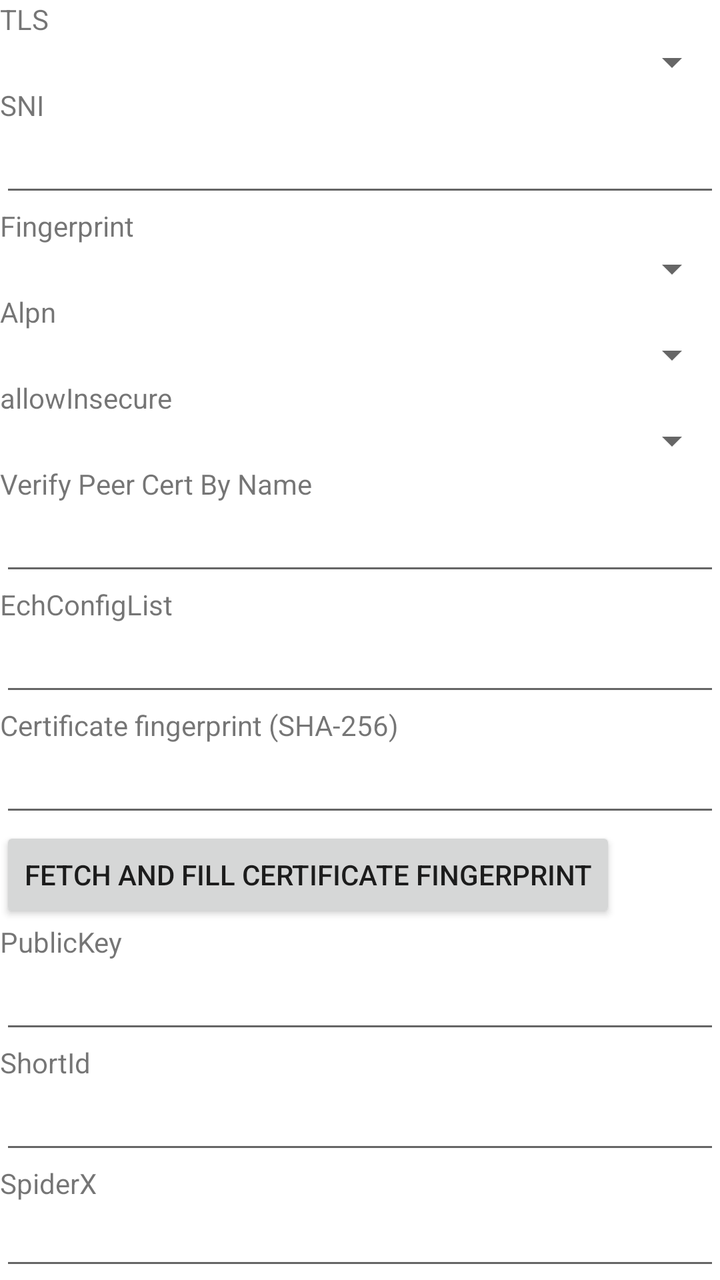
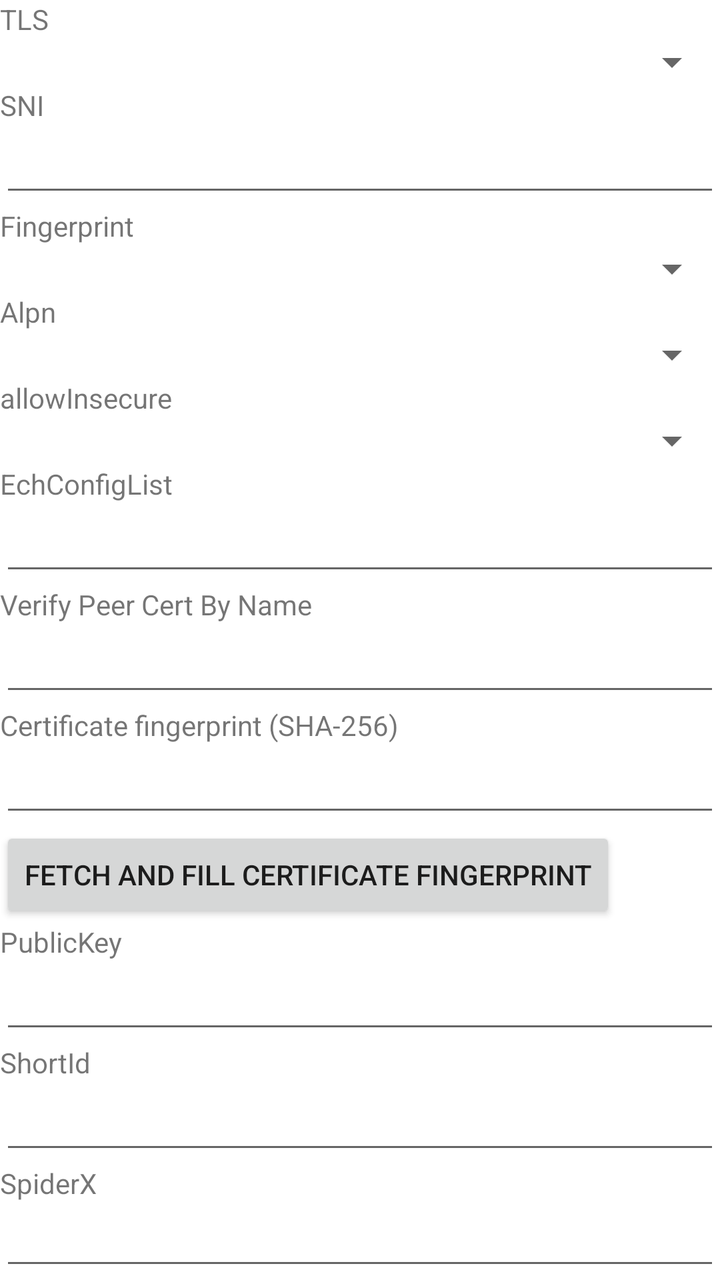

Screens rendered from an Android XML layout before and after an edit, with the pre-edit source and the edit as a unified diff.
<!-- AndroidManifest.xml: fallback theme Theme.MaterialComponents.DayNight.NoActionBar -->
<!-- res/layout/layout_tls.xml -->
<?xml version="1.0" encoding="utf-8"?>
<LinearLayout xmlns:android="http://schemas.android.com/apk/res/android"
    android:layout_width="match_parent"
    android:layout_height="wrap_content"
    android:layout_marginTop="@dimen/padding_spacing_dp16"
    android:orientation="vertical">

    <LinearLayout
        android:id="@+id/lay_stream_security"
        android:layout_width="match_parent"
        android:layout_height="wrap_content"
        android:layout_marginBottom="@dimen/padding_spacing_dp16"

        android:orientation="vertical">

        <TextView
            android:layout_width="wrap_content"
            android:layout_height="wrap_content"
            android:text="@string/server_lab_stream_security" />

        <Spinner
            android:id="@+id/sp_stream_security"
            android:layout_width="match_parent"
            android:layout_height="wrap_content"
            android:layout_marginTop="@dimen/padding_spacing_dp8"
            android:layout_marginBottom="@dimen/padding_spacing_dp8"
            android:entries="@array/streamsecurityxs"
            android:nextFocusDown="@+id/et_sni" />

    </LinearLayout>

    <LinearLayout
        android:id="@+id/lay_sni"
        android:layout_width="match_parent"
        android:layout_height="wrap_content"
        android:layout_marginBottom="@dimen/padding_spacing_dp16"
        android:orientation="vertical">

        <TextView
            android:layout_width="wrap_content"
            android:layout_height="wrap_content"
            android:text="@string/server_lab_sni" />

        <EditText
            android:id="@+id/et_sni"
            android:layout_width="match_parent"
            android:layout_height="wrap_content"
            android:inputType="text"
            android:nextFocusDown="@+id/sp_stream_fingerprint" />

    </LinearLayout>

    <LinearLayout
        android:id="@+id/lay_stream_fingerprint"
        android:layout_width="match_parent"
        android:layout_height="wrap_content"
        android:layout_marginBottom="@dimen/padding_spacing_dp16"
        android:orientation="vertical">

        <TextView
            android:layout_width="wrap_content"
            android:layout_height="wrap_content"
            android:text="@string/server_lab_stream_fingerprint" />

        <Spinner
            android:id="@+id/sp_stream_fingerprint"
            android:layout_width="match_parent"
            android:layout_height="wrap_content"
            android:layout_marginTop="@dimen/padding_spacing_dp8"
            android:layout_marginBottom="@dimen/padding_spacing_dp8"
            android:entries="@array/streamsecurity_utls"
            android:nextFocusDown="@+id/sp_stream_alpn" />

    </LinearLayout>

    <LinearLayout
        android:id="@+id/lay_stream_alpn"
        android:layout_width="match_parent"
        android:layout_height="wrap_content"
        android:layout_marginBottom="@dimen/padding_spacing_dp16"
        android:orientation="vertical">

        <TextView
            android:layout_width="wrap_content"
            android:layout_height="wrap_content"
            android:text="@string/server_lab_stream_alpn" />

        <Spinner
            android:id="@+id/sp_stream_alpn"
            android:layout_width="match_parent"
            android:layout_height="wrap_content"
            android:layout_marginTop="@dimen/padding_spacing_dp8"
            android:layout_marginBottom="@dimen/padding_spacing_dp8"
            android:entries="@array/streamsecurity_alpn"
            android:nextFocusDown="@+id/sp_allow_insecure" />

    </LinearLayout>

    <LinearLayout
        android:id="@+id/lay_allow_insecure"
        android:layout_width="match_parent"
        android:layout_height="wrap_content"
        android:orientation="vertical">

        <TextView
            android:layout_width="wrap_content"
            android:layout_height="wrap_content"
            android:text="@string/server_lab_allow_insecure" />

        <Spinner
            android:id="@+id/sp_allow_insecure"
            android:layout_width="match_parent"
            android:layout_height="wrap_content"
            android:layout_marginTop="@dimen/padding_spacing_dp8"
            android:layout_marginBottom="@dimen/padding_spacing_dp8"
            android:entries="@array/allowinsecures"
            android:nextFocusDown="@+id/et_verify_peer_cert_by_name"/>
    </LinearLayout>

    <LinearLayout
        android:id="@+id/lay_verify_peer_cert_by_name"
        android:layout_width="match_parent"
        android:layout_height="wrap_content"
        android:layout_marginBottom="@dimen/padding_spacing_dp16"
        android:orientation="vertical">

        <TextView
            android:layout_width="wrap_content"
            android:layout_height="wrap_content"
            android:text="@string/server_lab_verify_peer_cert_by_name" />

        <EditText
            android:id="@+id/et_verify_peer_cert_by_name"
            android:layout_width="match_parent"
            android:layout_height="wrap_content"
            android:inputType="text"
            android:nextFocusDown="@+id/et_ech_config_list" />

    </LinearLayout>

    <LinearLayout
        android:id="@+id/lay_ech_config_list"
        android:layout_width="match_parent"
        android:layout_height="wrap_content"
        android:layout_marginBottom="@dimen/padding_spacing_dp16"
        android:orientation="vertical">

        <TextView
            android:layout_width="wrap_content"
            android:layout_height="wrap_content"
            android:text="@string/server_lab_ech_config_list" />

        <EditText
            android:id="@+id/et_ech_config_list"
            android:layout_width="match_parent"
            android:layout_height="wrap_content"
            android:inputType="text"
            android:nextFocusDown="@+id/et_pinned_ca256" />

    </LinearLayout>

    <LinearLayout
        android:id="@+id/lay_pinned_ca256"
        android:layout_width="match_parent"
        android:layout_height="wrap_content"
        android:layout_marginBottom="@dimen/padding_spacing_dp16"
        android:orientation="vertical">

        <TextView
            android:layout_width="wrap_content"
            android:layout_height="wrap_content"
            android:text="@string/server_lab_pinned_ca256" />

        <EditText
            android:id="@+id/et_pinned_ca256"
            android:layout_width="match_parent"
            android:layout_height="wrap_content"
            android:inputType="text"
            android:nextFocusDown="@+id/et_public_key" />

        <Button
            android:id="@+id/btn_pinned_ca256_action"
            android:layout_width="wrap_content"
            android:layout_height="wrap_content"
            android:layout_marginTop="@dimen/padding_spacing_dp8"
            android:layout_marginBottom="@dimen/padding_spacing_dp8"
            android:text="@string/pinned_ca256_action_fetch" />

    </LinearLayout>

    <LinearLayout
        android:id="@+id/lay_public_key"
        android:layout_width="match_parent"
        android:layout_height="wrap_content"
        android:layout_marginBottom="@dimen/padding_spacing_dp16"
        android:orientation="vertical">

        <TextView
            android:layout_width="wrap_content"
            android:layout_height="wrap_content"
            android:text="@string/server_lab_public_key" />

        <EditText
            android:id="@+id/et_public_key"
            android:layout_width="match_parent"
            android:layout_height="wrap_content"
            android:inputType="text"
            android:nextFocusDown="@+id/et_short_id" />

    </LinearLayout>

    <LinearLayout
        android:id="@+id/lay_short_id"
        android:layout_width="match_parent"
        android:layout_height="wrap_content"
        android:layout_marginBottom="@dimen/padding_spacing_dp16"
        android:orientation="vertical">

        <TextView
            android:layout_width="wrap_content"
            android:layout_height="wrap_content"
            android:text="@string/server_lab_short_id" />

        <EditText
            android:id="@+id/et_short_id"
            android:layout_width="match_parent"
            android:layout_height="wrap_content"
            android:inputType="text"
            android:nextFocusDown="@+id/et_spider_x" />

    </LinearLayout>

    <LinearLayout
        android:id="@+id/lay_spider_x"
        android:layout_width="match_parent"
        android:layout_height="wrap_content"
        android:layout_marginBottom="@dimen/padding_spacing_dp16"
        android:orientation="vertical">

        <TextView
            android:layout_width="wrap_content"
            android:layout_height="wrap_content"
            android:text="@string/server_lab_spider_x" />

        <EditText
            android:id="@+id/et_spider_x"
            android:layout_width="match_parent"
            android:layout_height="wrap_content"
            android:inputType="text"
            android:nextFocusDown="@+id/et_mldsa65_verify" />

    </LinearLayout>

    <LinearLayout
        android:id="@+id/lay_mldsa65_verify"
        android:layout_width="match_parent"
        android:layout_height="wrap_content"
        android:layout_marginBottom="@dimen/padding_spacing_dp16"
        android:orientation="vertical">

        <TextView
            android:layout_width="wrap_content"
            android:layout_height="wrap_content"
            android:text="@string/server_lab_mldsa65_verify" />

        <EditText
            android:id="@+id/et_mldsa65_verify"
            android:layout_width="match_parent"
            android:layout_height="wrap_content"
            android:inputType="text" />

    </LinearLayout>
</LinearLayout>
<!-- resources referenced by this layout -->
<resources>
  <string-array name="allowinsecures" translatable="false">
          <item />
          <item>true</item>
          <item>false</item>
      </string-array>
  <string-array name="streamsecurity_alpn" translatable="false">
          <item />
          <item>h3</item>
          <item>h2</item>
          <item>http/1.1</item>
          <item>h3,h2,http/1.1</item>
          <item>h3,h2</item>
          <item>h2,http/1.1</item>
      </string-array>
  <string-array name="streamsecurity_utls" translatable="false">
          <item />
          <item>chrome</item>
          <item>firefox</item>
          <item>safari</item>
          <item>ios</item>
          <item>android</item>
          <item>edge</item>
          <item>360</item>
          <item>qq</item>
          <item>random</item>
          <item>randomized</item>
      </string-array>
  <string-array name="streamsecurityxs" translatable="false">
          <item />
          <item>tls</item>
          <item>reality</item>
      </string-array>
  <string name="pinned_ca256_action_fetch">Fetch and fill certificate fingerprint</string>
  <string name="server_lab_allow_insecure">allowInsecure</string>
  <string name="server_lab_ech_config_list">EchConfigList</string>
  <string name="server_lab_mldsa65_verify">Mldsa65Verify</string>
  <string name="server_lab_pinned_ca256">Certificate fingerprint (SHA-256)</string>
  <string name="server_lab_public_key">PublicKey</string>
  <string name="server_lab_short_id">ShortId</string>
  <string name="server_lab_sni">SNI</string>
  <string name="server_lab_spider_x">SpiderX</string>
  <string name="server_lab_stream_alpn">Alpn</string>
  <string name="server_lab_stream_fingerprint">Fingerprint</string>
  <string name="server_lab_stream_security">TLS</string>
  <string name="server_lab_verify_peer_cert_by_name">Verify Peer Cert By Name</string>
</resources>

<!-- the commit's change to res/layout/layout_tls.xml (unified diff, before → after) -->
@@ -118,6 +118,27 @@
     </LinearLayout>
 
     <LinearLayout
+        android:id="@+id/lay_ech_config_list"
+        android:layout_width="match_parent"
+        android:layout_height="wrap_content"
+        android:layout_marginBottom="@dimen/padding_spacing_dp16"
+        android:orientation="vertical">
+
+        <TextView
+            android:layout_width="wrap_content"
+            android:layout_height="wrap_content"
+            android:text="@string/server_lab_ech_config_list" />
+
+        <EditText
+            android:id="@+id/et_ech_config_list"
+            android:layout_width="match_parent"
+            android:layout_height="wrap_content"
+            android:inputType="text"
+            android:nextFocusDown="@+id/et_pinned_ca256" />
+
+    </LinearLayout>
+
+    <LinearLayout
         android:id="@+id/lay_verify_peer_cert_by_name"
         android:layout_width="match_parent"
         android:layout_height="wrap_content"
@@ -135,27 +156,6 @@
             android:layout_height="wrap_content"
             android:inputType="text"
             android:nextFocusDown="@+id/et_ech_config_list" />
-
-    </LinearLayout>
-
-    <LinearLayout
-        android:id="@+id/lay_ech_config_list"
-        android:layout_width="match_parent"
-        android:layout_height="wrap_content"
-        android:layout_marginBottom="@dimen/padding_spacing_dp16"
-        android:orientation="vertical">
-
-        <TextView
-            android:layout_width="wrap_content"
-            android:layout_height="wrap_content"
-            android:text="@string/server_lab_ech_config_list" />
-
-        <EditText
-            android:id="@+id/et_ech_config_list"
-            android:layout_width="match_parent"
-            android:layout_height="wrap_content"
-            android:inputType="text"
-            android:nextFocusDown="@+id/et_pinned_ca256" />
 
     </LinearLayout>
 
